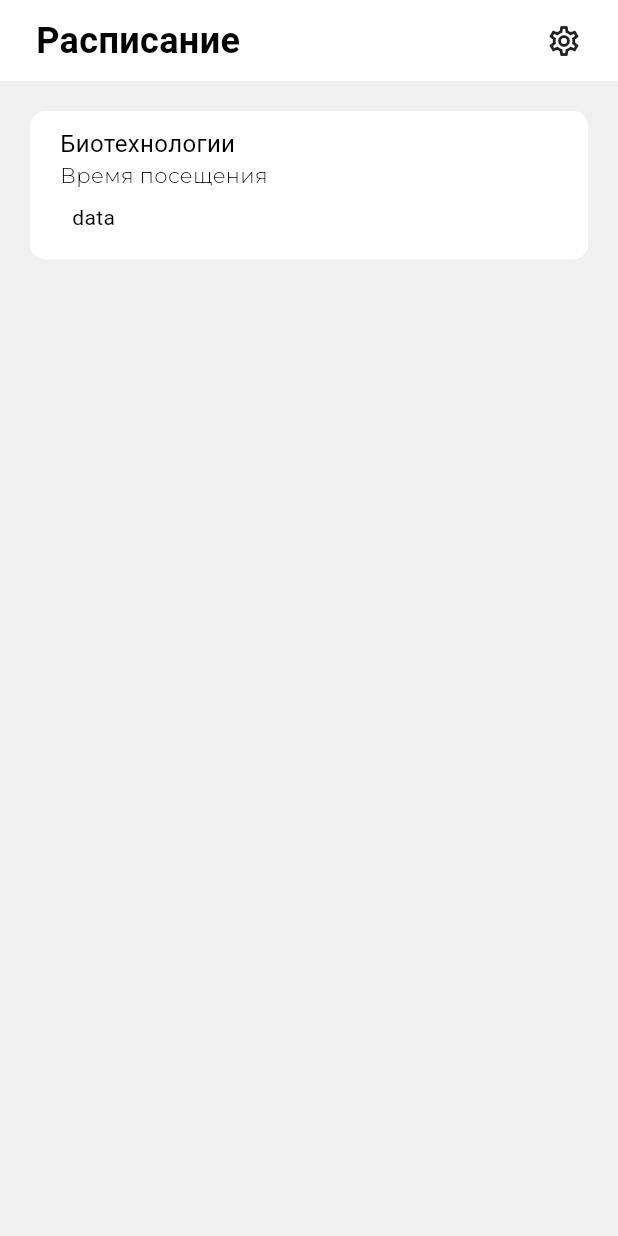
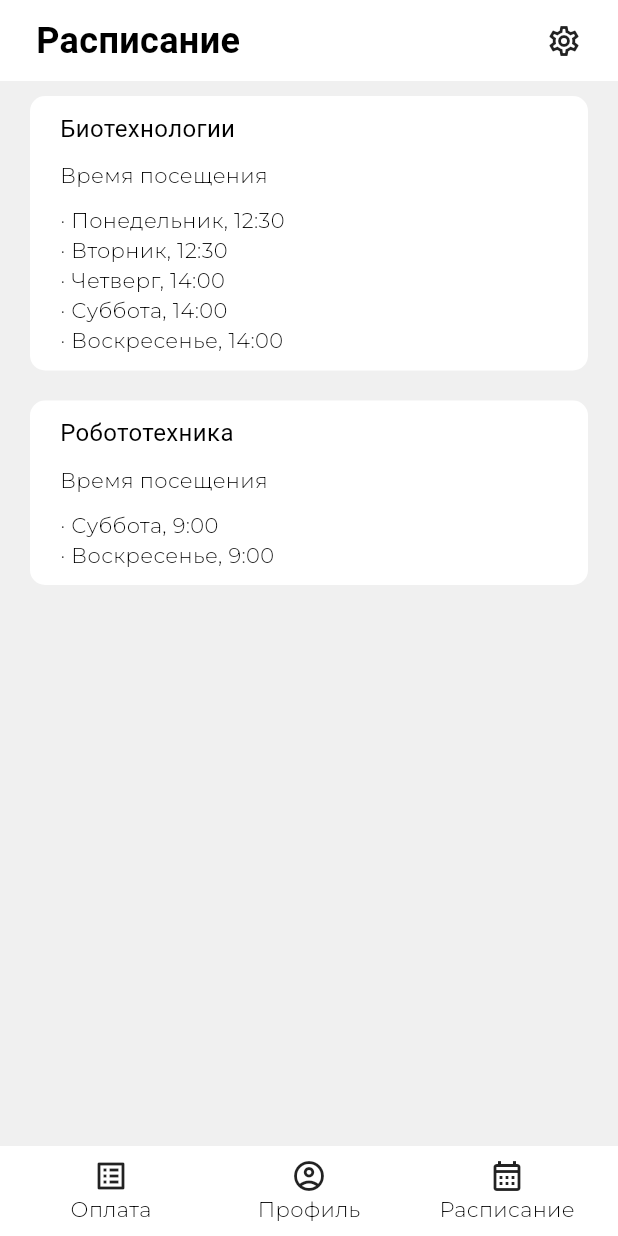
Before and after one commit to NoRulee/ingenerium, a Flutter app: the screen it shows after launch, on a phone screen of 412 x 824 dp. Run offline on Flutter 3.47's test engine with Material 3 defaults, Android fonts, the light colour scheme and no system bars; Roboto replaces fonts that are missing (MontserratRegular, MontserratTitle); project files that could hold a hidden picture were left out.

Commit message:
fix: update schedule_page

```diff
--- a/lib/src/presentation/schedule_page.dart
+++ b/lib/src/presentation/schedule_page.dart
@@ -2,6 +2,7 @@ import 'package:flutter/material.dart';
 import 'package:injenerium_mobile_app/src/presentation/style/color_style.dart';
 import 'package:injenerium_mobile_app/src/presentation/style/text_stryle.dart';
 import 'package:injenerium_mobile_app/src/presentation/widgets/custom_app_bar.dart';
+import 'package:injenerium_mobile_app/src/presentation/widgets/custom_navigation_bar.dart';
 
 class SchedulePage extends StatelessWidget {
   const SchedulePage({super.key});
@@ -10,12 +11,44 @@ class SchedulePage extends StatelessWidget {
   Widget build(BuildContext context) {
     return Scaffold(
       backgroundColor: getSecondaryColor(context),
-      body: SafeArea(
+      body: const SafeArea(
         child: Column(
           children: [
-            const CustomAppBar(title: 'Расписание', settings: true),
-            Padding(
-              padding: const EdgeInsets.all(20.0),
+            CustomAppBar(title: 'Расписание', settings: true),
+            Expanded(
+              child: SingleChildScrollView(
+                child: Column(
+                  children: [
+                    _CustomScheduleContainer(
+                      title: 'Биотехнологии',
+                      schedule: '· Понедельник, 12:30 \n· Вторник, 12:30 \n· Четверг, 14:00 \n· Суббота, 14:00 \n· Воскресенье, 14:00',
+                    ),
+                    _CustomScheduleContainer(
+                      title: 'Робототехника',
+                      schedule: '· Суббота, 9:00 \n· Воскресенье, 9:00',
+                    ),
+                  ],
+                ),
+              ),
+            ),
+            CustomNavBar(),
+          ],
+        ),
+      ),
+    );
+  }
+}
+
+class _CustomScheduleContainer extends StatelessWidget {
+  final String title;
+  final String schedule;
+
+  const _CustomScheduleContainer({required this.title, required this.schedule});
+
+  @override
+  Widget build(BuildContext context) {
+    return Padding(
+      padding: const EdgeInsets.symmetric(horizontal: 20.0, vertical: 10.0),
       child: Container(
         width: double.infinity,
         decoration: BoxDecoration(
@@ -27,30 +60,13 @@ class SchedulePage extends StatelessWidget {
           child: Column(
             crossAxisAlignment: CrossAxisAlignment.start,
             children: [
-                      Text(
-                        'Биотехнологии',
-                        style: getRegularTextStyle(context),
-                      ),
-                      Text(
-                        'Время посещения',
-                        style: getLightTextStyle(context),
-                      ),
-                      Padding(
-                        padding: const EdgeInsets.all(8.0),
-                        child: Column(
-                          children: [
-                            Text(
-                              'data',
-                            ),
+              Text(title, style: getRegularTextStyle(context)),
+              const SizedBox(height: 10.0),
+              Text('Время посещения', style: getLightTextStyle(context)),
+              const SizedBox(height: 10.0),
+              Text(schedule, style: getLightTextStyle(context)),
             ],
           ),
-                      ),
-                    ],
-                  ),
-                ),
-              ),
-            ),
-          ],
         ),
       ),
     );
```
Lines whose indentation alone changed are shown as unchanged.
